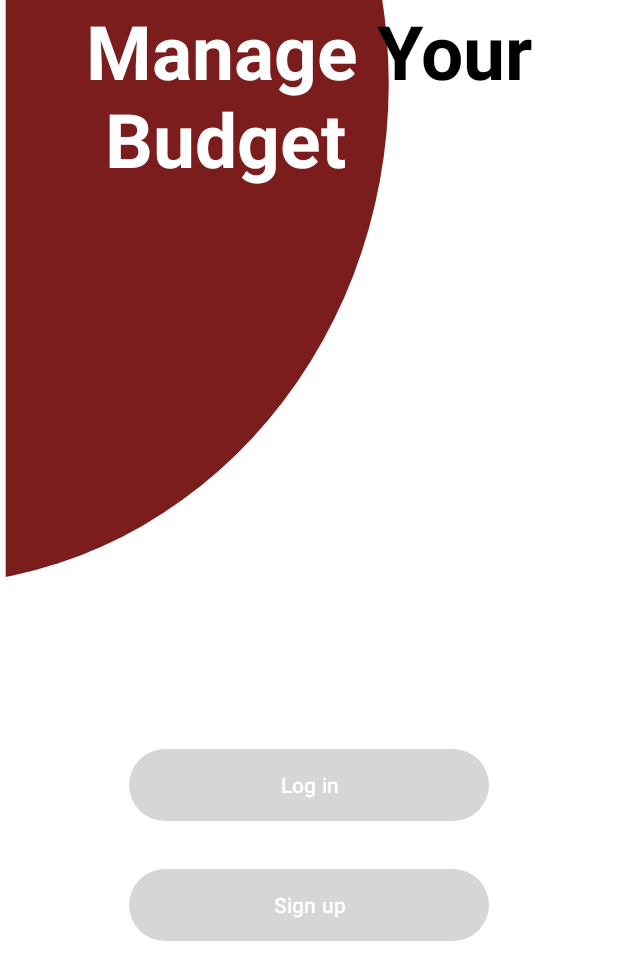
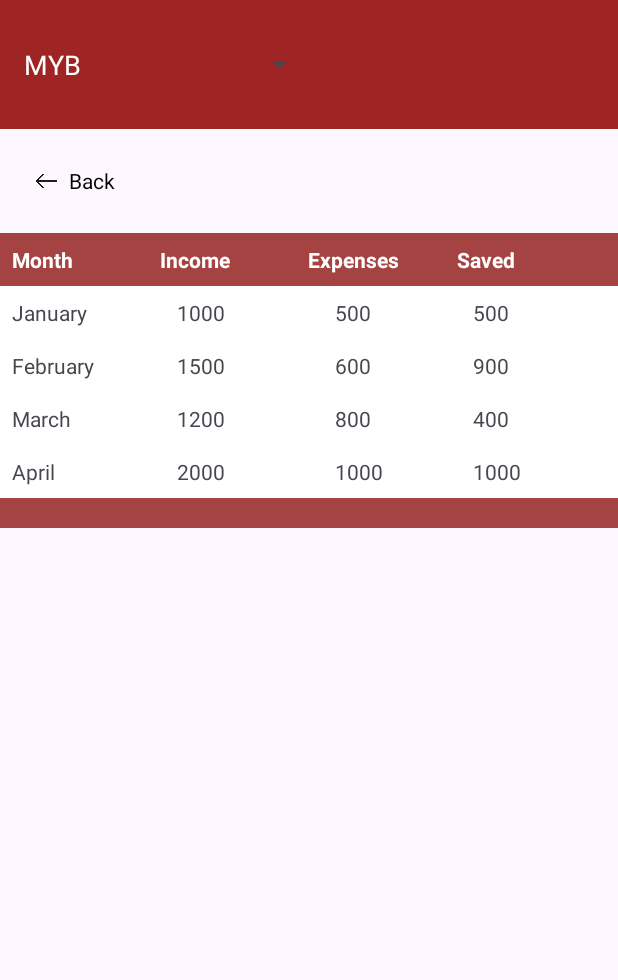
Before and after one commit to Rednigo/MYBMobile, an Android app: the screen it shows after launch (GuestActivity before the commit, StatisticsActivity after it), on a phone screen of 412 x 824 dp. Shown: the top 980 px of the screen. Run offline under Robolectric (Android 15) with nearby library versions, the phone set to English and light mode, and no system bars.

Commit message:
Fragments to Activities

```diff
--- a/MYB/app/src/main/java/com/example/myb/MainActivity.kt
+++ b/MYB/app/src/main/java/com/example/myb/MainActivity.kt
@@ -1,18 +1,14 @@
 package com.example.myb
-import StatisticsFragment
 import android.os.Bundle
 import android.text.InputType
-import android.util.Log
 import android.view.ViewGroup
 import android.widget.Button
 import androidx.appcompat.app.AppCompatActivity
-import androidx.room.Room
 import com.example.myb.dao.ExpenseCategoryDao
 import com.example.myb.dao.SavingsDao
 import com.example.myb.dao.UserDao
 import com.example.myb.database.AppDatabase
 import com.example.myb.model.Savings
-import com.example.myb.model.User
 import androidx.appcompat.app.AlertDialog
 import android.widget.EditText
 import android.widget.LinearLayout
@@ -29,7 +25,7 @@ class MainActivity : AppCompatActivity() {
 
     override fun onCreate(savedInstanceState: Bundle?) {
         super.onCreate(savedInstanceState)
-        setContentView(R.layout.fragment_settings)
+        setContentView(R.layout.activity_main)
 
        // super.onCreate(savedInstanceState)
        // supportFragmentManager.beginTransaction()
--- /dev/null
+++ b/MYB/app/src/main/java/com/example/myb/StatisticsActivity.kt
@@ -0,0 +1,134 @@
+package com.example.myb
+
+import android.content.Intent
+import android.os.Bundle
+import android.view.View
+import android.widget.AdapterView
+import android.widget.ArrayAdapter
+import android.widget.LinearLayout
+import android.widget.Spinner
+import android.widget.TextView
+import androidx.appcompat.app.AppCompatActivity
+import androidx.core.content.ContextCompat
+
+
+class StatisticsActivity : AppCompatActivity() {
+
+    override fun onCreate(savedInstanceState: Bundle?) {
+        super.onCreate(savedInstanceState)
+        setContentView(R.layout.activity_statistics)
+
+        // Отримуємо рідну ViewGroup, в яку будемо додавати рядки
+        val tableLayout = findViewById<LinearLayout>(R.id.statistics_table_id)
+
+        // Перелік даних для кожного рядка (наприклад, замість цього можна використовувати дані з бази даних)
+        val months = arrayOf("January", "February", "March", "April")
+        val incomes = intArrayOf(1000, 1500, 1200, 2000)
+        val expenses = intArrayOf(500, 600, 800, 1000)
+        val saved = intArrayOf(500, 900, 400, 1000)
+
+        // Проходимо по кожному елементу масиву даних і додаємо їх у таблицю
+        for (i in months.indices) {
+            // Створюємо новий рядок, використовуючи макет row_item.xml
+            val rowView = layoutInflater.inflate(R.layout.row_item, null)
+
+            // Знаходимо TextView для місяця у цьому рядку
+            val monthTextView = rowView.findViewById<TextView>(R.id.monthTextView)
+            // Встановлюємо текст місяця
+            monthTextView.text = months[i]
+
+            // Знаходимо інші TextView для доходів, витрат і заощаджень у цьому рядку
+            val incomeTextView = rowView.findViewById<TextView>(R.id.incomeTextView)
+            val expenseTextView = rowView.findViewById<TextView>(R.id.expenseTextView)
+            val savedTextView = rowView.findViewById<TextView>(R.id.savedTextView)
+
+            // Встановлюємо дані для доходів, витрат і заощаджень
+            incomeTextView.text = incomes[i].toString()
+            expenseTextView.text = expenses[i].toString()
+            savedTextView.text = saved[i].toString()
+
+            // Додаємо рядок у загальну таблицю
+            tableLayout.addView(rowView)
+        }
+
+        // Додаємо лінію в кінці таблиці
+        val lineView = View(this)
+        val params = LinearLayout.LayoutParams(LinearLayout.LayoutParams.MATCH_PARENT, 5) // висота лінії
+        params.setMargins(0, 25, 0, 0) // встановлюємо відступи вгорі
+        lineView.layoutParams = params
+        lineView.setBackgroundColor(ContextCompat.getColor(this, R.color.table_color)) // колір лінії
+        tableLayout.addView(lineView)
+
+        val backButton = findViewById<LinearLayout>(R.id.backButtonLayoutStat)
+
+        backButton.setOnClickListener {
+            // Створюємо інтент для переходу на MainActivity
+            val intent = Intent(this, MainActivity::class.java)
+            // Запускаємо MainActivity
+            startActivity(intent)
+            // Завершуємо поточну активність
+            finish()
+        }
+
+        val spinner = findViewById<Spinner>(R.id.dropdownSpinner)
+
+// Створіть пустий адаптер для Spinner
+        val adapter = ArrayAdapter<String>(this, R.layout.spinner_item_header)
+
+// Встановіть макет для випадаючого списку
+        adapter.setDropDownViewResource(android.R.layout.simple_spinner_dropdown_item)
+
+// Додайте текст-підказку до адаптера (це перший елемент у списку)
+
+        adapter.add("")
+        adapter.add("Statistics")
+        adapter.add("Home")
+        adapter.add("Settings")
+
+
+// Встановіть адаптер для Spinner
+        spinner.adapter = adapter
+
+        // Встановіть підказку
+        spinner.prompt = "Choose an option"
+
+        spinner.onItemSelectedListener = object : AdapterView.OnItemSelectedListener {
+            override fun onItemSelected(parent: AdapterView<*>?, view: View?, position: Int, id: Long) {
+                when (position) {
+                    1 -> {
+                        // Створюємо інтент для переходу на SettingsActivity
+                        val intent = Intent(this@StatisticsActivity, StatisticsActivity::class.java)
+                        startActivity(intent)
+                        // Завершуємо поточну активність
+                        finish()
+                    }
+                    2 -> {
+                        // Створюємо інтент для переходу на SettingsActivity
+                        val intent = Intent(this@StatisticsActivity, MainActivity::class.java)
+                        startActivity(intent)
+                        // Завершуємо поточну активність
+                        finish()
+                    }
+
+                    3 -> {
+                        // Створюємо інтент для переходу на StatisticsActivity
+                        val intent = Intent(this@StatisticsActivity, SettingsActivity::class.java)
+                        // Запускаємо StatisticsActivity
+                        startActivity(intent)
+                        // Завершуємо поточну активність
+                        finish()
+                    }
+                    // Додайте інші варіанти, якщо потрібно
+                }
+
+            }
+
+            override fun onNothingSelected(parent: AdapterView<*>?) {
+                // Нічого не робимо, якщо нічого не вибрано
+            }
+        }
+
+
+
+    }
+}
--- a/MYB/app/src/main/java/com/example/myb/StatisticsFragment.kt
+++ b/MYB/app/src/main/java/com/example/myb/StatisticsFragment.kt
@@ -1,11 +1,9 @@
-import android.annotation.SuppressLint
 import android.os.Bundle
 import android.view.LayoutInflater
 import android.view.View
 import android.view.ViewGroup
 import android.widget.LinearLayout
 import android.widget.TextView
-import androidx.compose.ui.graphics.Color
 import androidx.core.content.ContextCompat
 import androidx.fragment.app.Fragment
 import com.example.myb.R
@@ -15,7 +13,7 @@ class StatisticsFragment : Fragment() {
 
     override fun onCreateView(inflater: LayoutInflater, container: ViewGroup?, savedInstanceState: Bundle?): View? {
         // Задаємо макет фрагмента
-        val rootView = inflater.inflate(R.layout.fragment_statistics, container, false)
+        val rootView = inflater.inflate(R.layout.activity_statistics, container, false)
 
         // Отримуємо рідну ViewGroup, в яку будемо додавати рядки
         val tableLayout = rootView.findViewById<LinearLayout>(R.id.statistics_table_id)
--- a/MYB/app/src/main/res/color/colors.xml
+++ b/MYB/app/src/main/res/color/colors.xml
@@ -5,5 +5,6 @@
         <color android:name="colorPrimaryDark">#D50000</color> <!-- A darker shade of red -->
         <color android:name="colorAccent">#FFFFFF</color> <!-- White -->
         <color android:name="colorTextPrimary">#000000</color> <!-- Black -->
+        <color android:name="table_color">#A54242</color>
     </resources>
 </selector>
--- a/MYB/app/src/main/res/layout/fragment_statistics.xml
+++ b/MYB/app/src/main/res/layout/activity_statistics.xml
@@ -23,11 +23,12 @@
 
         <Spinner
             android:id="@+id/dropdownSpinner"
-            android:layout_width="100dp"
-            android:layout_height="30dp"
+            android:layout_width="wrap_content"
+            android:layout_height="wrap_content"
             android:layout_marginStart="10dp"
             android:layout_weight="0"
-            android:textColor="#FFFFFF" />
+            android:textColor="#808080"
+            android:entries="@array/view_types"/>
     </LinearLayout>
 
     <!-- Кнопка "Back" -->
@@ -35,7 +36,8 @@
         android:layout_width="wrap_content"
         android:layout_height="wrap_content"
         android:orientation="horizontal"
-        android:layout_margin="16dp">
+        android:layout_margin="16dp"
+        android:id="@+id/backButtonLayoutStat">
 
         <ImageButton
             android:id="@+id/backButton"
--- /dev/null
+++ b/MYB/app/src/main/res/layout/spinner_item_header.xml
@@ -0,0 +1,8 @@
+<!-- res/layout/spinner_item_header.xml -->
+<TextView xmlns:android="http://schemas.android.com/apk/res/android"
+    android:id="@android:id/text1"
+    android:layout_width="wrap_content"
+    android:layout_height="wrap_content"
+    android:padding="16dp"
+    android:textColor="#DD8C8C"
+    android:textSize="16sp"/>
--- a/MYB/app/src/main/res/values/arrays.xml
+++ b/MYB/app/src/main/res/values/arrays.xml
@@ -1,7 +1,7 @@
 <resources>
     <string-array name="view_types">
         <item>Settings</item>
-        <item>Statistic</item>
+        <item>Statistics</item>
     </string-array>
 
 
--- a/MYB/app/src/main/res/values/colors.xml
+++ b/MYB/app/src/main/res/values/colors.xml
@@ -2,4 +2,11 @@
 <resources>
     <color name="black">#FF000000</color>
     <color name="white">#FFFFFFFF</color>
+    <color name="table_color">#A54242</color>
+
+
+        <color name="accent_color">#7B1D1D</color>
+        <color name="accent_color_light">#BB3030</color>
+        <color name="accent_color_dark">#370808</color>
+
 </resources>
```
Also changed, not shown: MYB/app/src/main/AndroidManifest.xml (+17 -9 lines), MYB/app/src/main/java/com/example/myb/SettingsActivity.kt (added, +92 -0 lines), MYB/app/src/main/res/layout/activity_settings.xml (+92 -4 lines), MYB/app/src/main/res/layout/custom_header.xml (+6 -3 lines), MYB/app/src/main/res/layout/fragment_settings.xml (deleted, +0 -92 lines).
